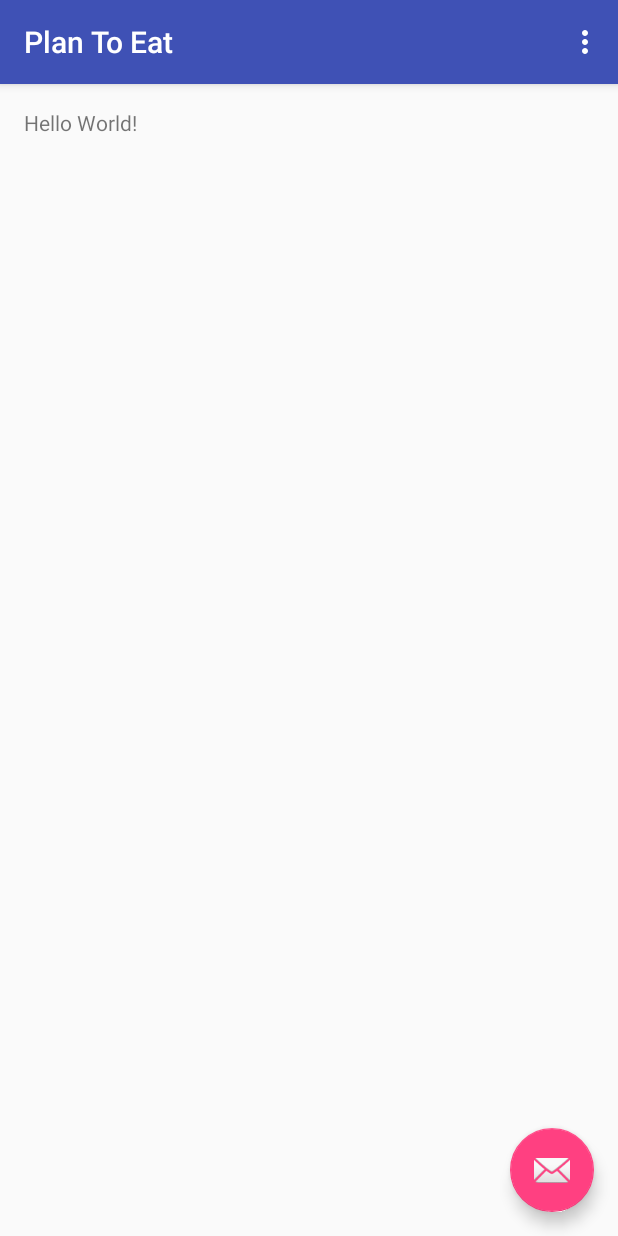
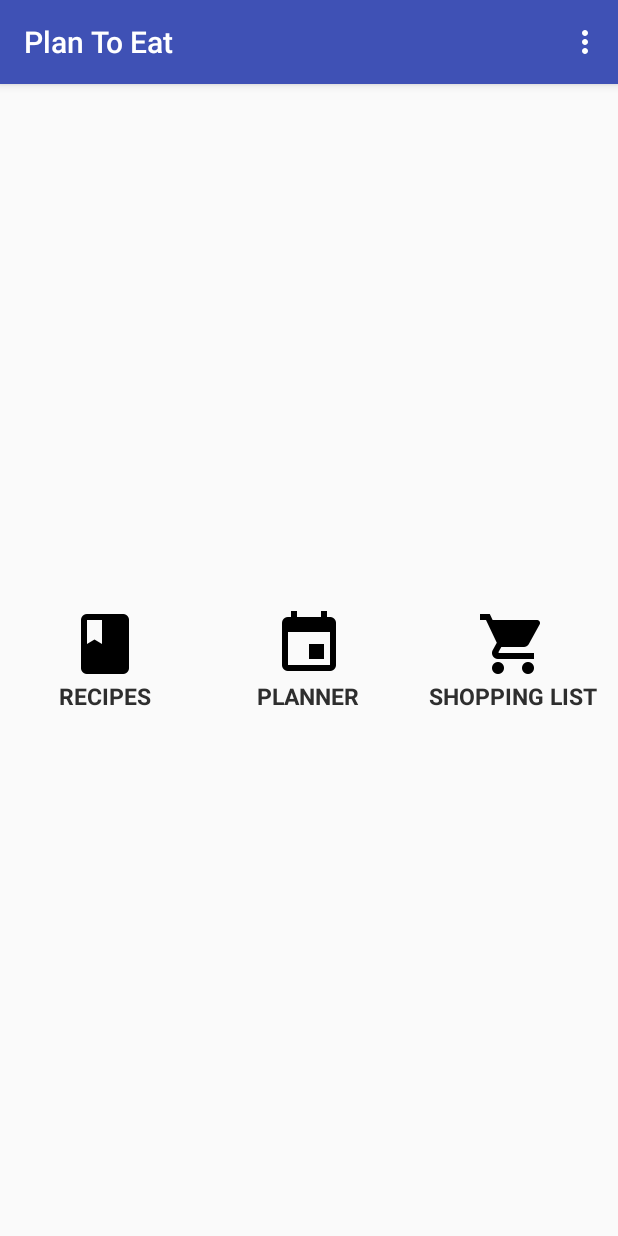
Before and after one commit to icaboalo/plan_to_eat, an Android app: the screen it shows after launch (MainActivity), on a phone screen of 412 x 824 dp. Run offline under Robolectric (Android 15) with nearby library versions, the phone set to English and light mode, and no system bars; our stand-ins replace ButterKnife.

Commit message:
added design and functions

```diff
--- a/app/src/main/java/com/icaboalo/plantoeat/MainActivity.java
+++ b/app/src/main/java/com/icaboalo/plantoeat/MainActivity.java
@@ -1,13 +1,12 @@
 package com.icaboalo.plantoeat;
 
 import android.os.Bundle;
-import android.support.design.widget.FloatingActionButton;
-import android.support.design.widget.Snackbar;
 import android.support.v7.app.AppCompatActivity;
 import android.support.v7.widget.Toolbar;
-import android.view.View;
 import android.view.Menu;
 import android.view.MenuItem;
+
+import butterknife.OnClick;
 
 public class MainActivity extends AppCompatActivity {
 
@@ -17,15 +16,21 @@ public class MainActivity extends AppCompatActivity {
         setContentView(R.layout.activity_main);
         Toolbar toolbar = (Toolbar) findViewById(R.id.toolbar);
         setSupportActionBar(toolbar);
+    }
 
-        FloatingActionButton fab = (FloatingActionButton) findViewById(R.id.fab);
-        fab.setOnClickListener(new View.OnClickListener() {
-            @Override
-            public void onClick(View view) {
-                Snackbar.make(view, "Replace with your own action", Snackbar.LENGTH_LONG)
-                        .setAction("Action", null).show();
-            }
-        });
+    @OnClick(R.id.recipes)
+    void onRecipesClick(){
+
+    }
+
+    @OnClick(R.id.planner)
+    void onPlannerClick(){
+
+    }
+
+    @OnClick(R.id.shopping_list)
+    void onShoppingListClick(){
+
     }
 
     @Override
--- a/app/src/main/res/layout/activity_main.xml
+++ b/app/src/main/res/layout/activity_main.xml
@@ -24,12 +24,5 @@
 
     <include layout="@layout/content_main"/>
 
-    <android.support.design.widget.FloatingActionButton
-        android:id="@+id/fab"
-        android:layout_width="wrap_content"
-        android:layout_height="wrap_content"
-        android:layout_gravity="bottom|end"
-        android:layout_margin="@dimen/fab_margin"
-        android:src="@android:drawable/ic_dialog_email"/>
 
 </android.support.design.widget.CoordinatorLayout>
--- a/app/src/main/res/layout/content_main.xml
+++ b/app/src/main/res/layout/content_main.xml
@@ -1,20 +1,94 @@
 <?xml version="1.0" encoding="utf-8"?>
-<RelativeLayout
+<LinearLayout
     xmlns:android="http://schemas.android.com/apk/res/android"
     xmlns:tools="http://schemas.android.com/tools"
     xmlns:app="http://schemas.android.com/apk/res-auto"
     android:layout_width="match_parent"
     android:layout_height="match_parent"
-    android:paddingLeft="@dimen/activity_horizontal_margin"
-    android:paddingRight="@dimen/activity_horizontal_margin"
-    android:paddingTop="@dimen/activity_vertical_margin"
-    android:paddingBottom="@dimen/activity_vertical_margin"
     app:layout_behavior="@string/appbar_scrolling_view_behavior"
     tools:showIn="@layout/activity_main"
+    android:gravity="center"
     tools:context=".MainActivity">
 
-    <TextView
-        android:text="Hello World!"
-        android:layout_width="wrap_content"
-        android:layout_height="wrap_content"/>
-</RelativeLayout>
+    <FrameLayout
+        android:layout_width="match_parent"
+        android:layout_height="match_parent"
+        android:layout_gravity="center"
+        android:orientation="vertical">
+
+        <LinearLayout
+            android:id="@+id/planner"
+            android:layout_width="120dp"
+            android:layout_height="120dp"
+            android:layout_margin="10dp"
+            android:gravity="center"
+            android:orientation="vertical"
+            android:layout_gravity="center">
+
+            <ImageView
+                android:layout_width="wrap_content"
+                android:layout_height="wrap_content"
+                android:layout_gravity="center"
+                android:src="@drawable/ic_event_black_48dp"/>
+
+            <TextView
+                android:layout_width="wrap_content"
+                android:layout_height="wrap_content"
+                android:text="@string/planner"
+                android:textAllCaps="true"
+                android:textColor="#2E2E2E"
+                android:textSize="15sp"
+                android:textStyle="bold"/>
+        </LinearLayout>
+
+        <LinearLayout
+            android:id="@+id/shopping_list"
+            android:layout_width="120dp"
+            android:layout_height="120dp"
+            android:layout_margin="10dp"
+            android:gravity="center"
+            android:orientation="vertical"
+            android:layout_gravity="right|center_vertical">
+
+            <ImageView
+                android:layout_width="wrap_content"
+                android:layout_height="wrap_content"
+                android:layout_gravity="center"
+                android:src="@drawable/ic_shopping_cart_black_48dp"/>
+
+            <TextView
+                android:layout_width="wrap_content"
+                android:layout_height="wrap_content"
+                android:text="@string/shopping_list"
+                android:textAllCaps="true"
+                android:textColor="#2E2E2E"
+                android:textSize="15sp"
+                android:textStyle="bold"/>
+        </LinearLayout>
+
+        <LinearLayout
+            android:id="@+id/recipes"
+            android:layout_width="120dp"
+            android:layout_height="120dp"
+            android:layout_margin="10dp"
+            android:gravity="center"
+            android:orientation="vertical"
+            android:layout_gravity="left|center_vertical">
+
+            <ImageView
+                android:layout_width="wrap_content"
+                android:layout_height="wrap_content"
+                android:layout_gravity="center"
+                android:src="@drawable/ic_book_black_48dp"/>
+
+            <TextView
+                android:layout_width="wrap_content"
+                android:layout_height="wrap_content"
+                android:text="@string/recipes"
+                android:textAllCaps="true"
+                android:textColor="#2E2E2E"
+                android:textSize="15sp"
+                android:textStyle="bold"/>
+        </LinearLayout>
+    </FrameLayout>
+</LinearLayout>
--- a/app/src/main/res/values/strings.xml
+++ b/app/src/main/res/values/strings.xml
@@ -1,4 +1,7 @@
 <resources>
     <string name="app_name">Plan To Eat</string>
     <string name="action_settings">Settings</string>
+    <string name="recipes">Recipes</string>
+    <string name="planner">Planner</string>
+    <string name="shopping_list">Shopping List</string>
 </resources>
```
Also changed, not shown: app/src/main/res/drawable-hdpi/ic_book_black_48dp.png (added), app/src/main/res/drawable-hdpi/ic_event_black_48dp.png (added), app/src/main/res/drawable-hdpi/ic_shopping_cart_black_48dp.png (added), app/src/main/res/drawable-mdpi/ic_book_black_48dp.png (added), app/src/main/res/drawable-mdpi/ic_event_black_48dp.png (added), app/src/main/res/drawable-mdpi/ic_shopping_cart_black_48dp.png (added), app/src/main/res/drawable-xhdpi/ic_book_black_48dp.png (added), app/src/main/res/drawable-xhdpi/ic_event_black_48dp.png (added), app/src/main/res/drawable-xhdpi/ic_shopping_cart_black_48dp.png (added), app/src/main/res/drawable-xxhdpi/ic_book_black_48dp.png (added), app/src/main/res/drawable-xxhdpi/ic_event_black_48dp.png (added), app/src/main/res/drawable-xxhdpi/ic_shopping_cart_black_48dp.png (added), app/src/main/res/drawable-xxxhdpi/ic_book_black_48dp.png (added), app/src/main/res/drawable-xxxhdpi/ic_event_black_48dp.png (added), 1 more files.
